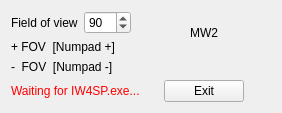
Above: Modern Warfare 2 - FOV Changer/ModernWarfare2FOVChanger.ui from HolmErik/ModernWarfare2FovChanger before the change. Below: the same form after it.
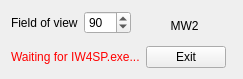
That is the form after the change.

Commit message: fov changer auto updates fov after map change

Diff of the .ui file:
```diff
--- a/Modern Warfare 2 - FOV Changer/ModernWarfare2FOVChanger.ui
+++ b/Modern Warfare 2 - FOV Changer/ModernWarfare2FOVChanger.ui
@@ -6,8 +6,8 @@
    <rect>
     <x>0</x>
     <y>0</y>
-    <width>282</width>
-    <height>105</height>
+    <width>227</width>
+    <height>72</height>
    </rect>
   </property>
   <property name="windowTitle">
@@ -15,19 +15,6 @@
   </property>
   <widget class="QWidget" name="centralWidget">
    <layout class="QGridLayout" name="gridLayout">
-    <item row="2" column="0" colspan="3">
-     <widget class="QLabel" name="fovincrementlabel">
-      <property name="sizePolicy">
-       <sizepolicy hsizetype="Fixed" vsizetype="Fixed">
-        <horstretch>0</horstretch>
-        <verstretch>0</verstretch>
-       </sizepolicy>
-      </property>
-      <property name="text">
-       <string>+ FOV  [Numpad +]</string>
-      </property>
-     </widget>
-    </item>
     <item row="1" column="1">
      <widget class="QSpinBox" name="spinBox">
       <property name="sizePolicy">
@@ -49,49 +36,7 @@
        <number>120</number>
       </property>
       <property name="value">
-       <number>90</number>
-      </property>
-     </widget>
-    </item>
-    <item row="3" column="0" colspan="3">
-     <widget class="QLabel" name="fovdecrementlabel">
-      <property name="sizePolicy">
-       <sizepolicy hsizetype="Fixed" vsizetype="Fixed">
-        <horstretch>0</horstretch>
-        <verstretch>0</verstretch>
-       </sizepolicy>
-      </property>
-      <property name="text">
-       <string>-  FOV  [Numpad -]</string>
-      </property>
-     </widget>
-    </item>
-    <item row="4" column="0" colspan="3">
-     <widget class="QLabel" name="GameStatusLabel">
-      <property name="sizePolicy">
-       <sizepolicy hsizetype="Fixed" vsizetype="Fixed">
-        <horstretch>0</horstretch>
-        <verstretch>0</verstretch>
-       </sizepolicy>
-      </property>
-      <property name="styleSheet">
-       <string notr="true">color: rgb(255, 0, 0);</string>
-      </property>
-      <property name="text">
-       <string>Waiting for IW4SP.exe...</string>
-      </property>
-     </widget>
-    </item>
-    <item row="1" column="0">
-     <widget class="QLabel" name="fovlabel">
-      <property name="sizePolicy">
-       <sizepolicy hsizetype="Fixed" vsizetype="Preferred">
-        <horstretch>0</horstretch>
-        <verstretch>0</verstretch>
-       </sizepolicy>
-      </property>
-      <property name="text">
-       <string>Field of view</string>
+       <double>90.000000000000000</double>
       </property>
      </widget>
     </item>
@@ -114,13 +59,42 @@
       </property>
      </widget>
     </item>
-    <item row="4" column="3">
+    <item row="3" column="3">
      <widget class="QPushButton" name="Exit">
       <property name="text">
        <string>Exit</string>
       </property>
      </widget>
     </item>
+    <item row="1" column="0">
+     <widget class="QLabel" name="fovlabel">
+      <property name="sizePolicy">
+       <sizepolicy hsizetype="Fixed" vsizetype="Preferred">
+        <horstretch>0</horstretch>
+        <verstretch>0</verstretch>
+       </sizepolicy>
+      </property>
+      <property name="text">
+       <string>Field of view</string>
+      </property>
+     </widget>
+    </item>
+    <item row="3" column="0" colspan="3">
+     <widget class="QLabel" name="GameStatusLabel">
+      <property name="sizePolicy">
+       <sizepolicy hsizetype="Fixed" vsizetype="Fixed">
+        <horstretch>0</horstretch>
+        <verstretch>0</verstretch>
+       </sizepolicy>
+      </property>
+      <property name="styleSheet">
+       <string notr="true">color: rgb(255, 0, 0);</string>
+      </property>
+      <property name="text">
+       <string>Waiting for IW4SP.exe...</string>
+      </property>
+     </widget>
+    </item>
    </layout>
   </widget>
  </widget>
```
Left out of the diff: 18 changed lines with no effect on the pictures. The commit also changes 9 other files.
